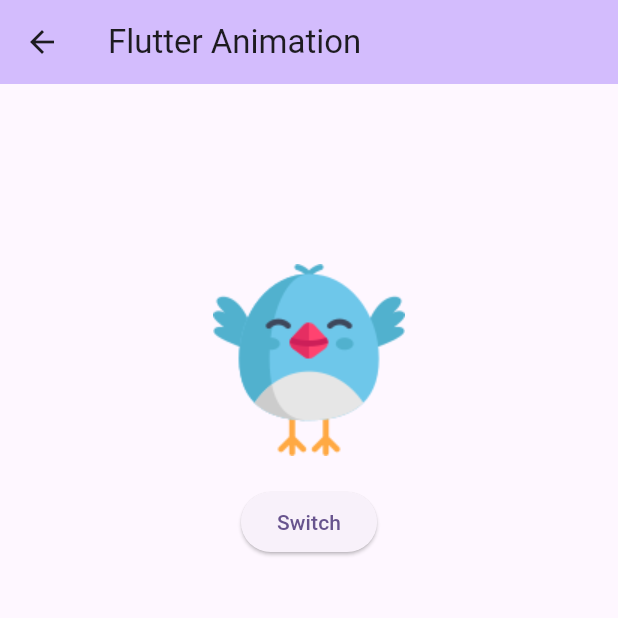
After one commit to kamran8545/flutter_animations, a Flutter app: the screen it shows after launch, after a tap on "Animated Switcher", on a phone screen of 412 x 824 dp, the top half of it. The commit adds this screen. Run offline on Flutter 3.47's test engine with Material 3 defaults, Android fonts, the phone set to English and light mode, and no system bars.

Commit message:
completed animated switcher widget

```diff
--- a/lib/main.dart
+++ b/lib/main.dart
@@ -9,6 +9,7 @@ import 'package:flutter_animations/widgets/animated_rotation_widget.dart';
 import 'package:flutter_animations/widgets/animated_scale_widget.dart';
 import 'package:flutter_animations/widgets/animated_size_widget.dart';
 import 'package:flutter_animations/widgets/animated_slide_widget.dart';
+import 'package:flutter_animations/widgets/animated_switcher_widget.dart';
 
 void main() {
   runApp(const MyApp());
@@ -163,6 +164,17 @@ class _MyHomePageState extends State<MyHomePage> {
               child: const Text('Animated Positioned'),
             ),
             const SizedBox(height: 20,),
+            ElevatedButton(
+              onPressed: () {
+                Navigator.of(context).push(
+                  MaterialPageRoute(
+                    builder: (context) => AnimatedSwitcherWidget(title: widget.title),
+                  ),
+                );
+              },
+              child: const Text('Animated Switcher'),
+            ),
+            const SizedBox(height: 20,),
           ],
         ),
       ),
--- /dev/null
+++ b/lib/widgets/animated_switcher_widget.dart
@@ -0,0 +1,58 @@
+import 'package:flutter/material.dart';
+
+class AnimatedSwitcherWidget extends StatefulWidget {
+  const AnimatedSwitcherWidget({super.key, required this.title});
+
+  final String title;
+
+  @override
+  State<AnimatedSwitcherWidget> createState() => _AnimatedSwitcherWidgetState();
+}
+
+class _AnimatedSwitcherWidgetState extends State<AnimatedSwitcherWidget> {
+  Widget switcherWidget = Image.asset('assets/icons/bird.png');
+
+  @override
+  Widget build(BuildContext context) {
+    return Scaffold(
+      appBar: AppBar(
+        backgroundColor: Theme.of(context).colorScheme.inversePrimary,
+        title: Text(widget.title),
+      ),
+      body: Column(
+        mainAxisAlignment: MainAxisAlignment.center,
+        mainAxisSize: MainAxisSize.min,
+        children: [
+          const SizedBox(height: 120),
+          AnimatedSwitcher(
+            duration: const Duration(milliseconds: 400),
+            child: switcherWidget,
+            transitionBuilder: (Widget child, Animation<double> animation) {
+              return RotationTransition(
+                turns: animation,
+                child: child,
+              );
+            },
+          ),
+          const SizedBox(
+            height: 20,
+            width: double.infinity,
+          ),
+          ElevatedButton(
+            onPressed: () {
+              setState(() {
+                if (switcherWidget is Image) {
+                  switcherWidget = const Text('New Widget');
+                } else {
+                  switcherWidget = Image.asset('assets/icons/bird.png');
+                }
+              });
+            },
+            child: const Text('Switch'),
+          ),
+          const SizedBox(height: 120),
+        ],
+      ),
+    );
+  }
+}
```
